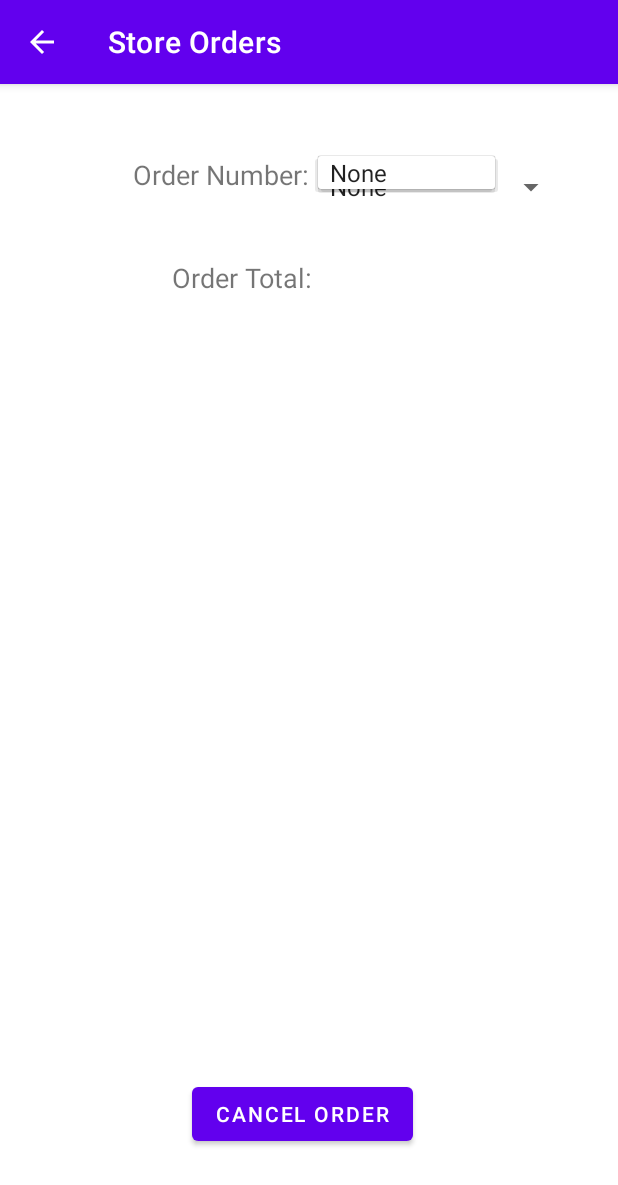
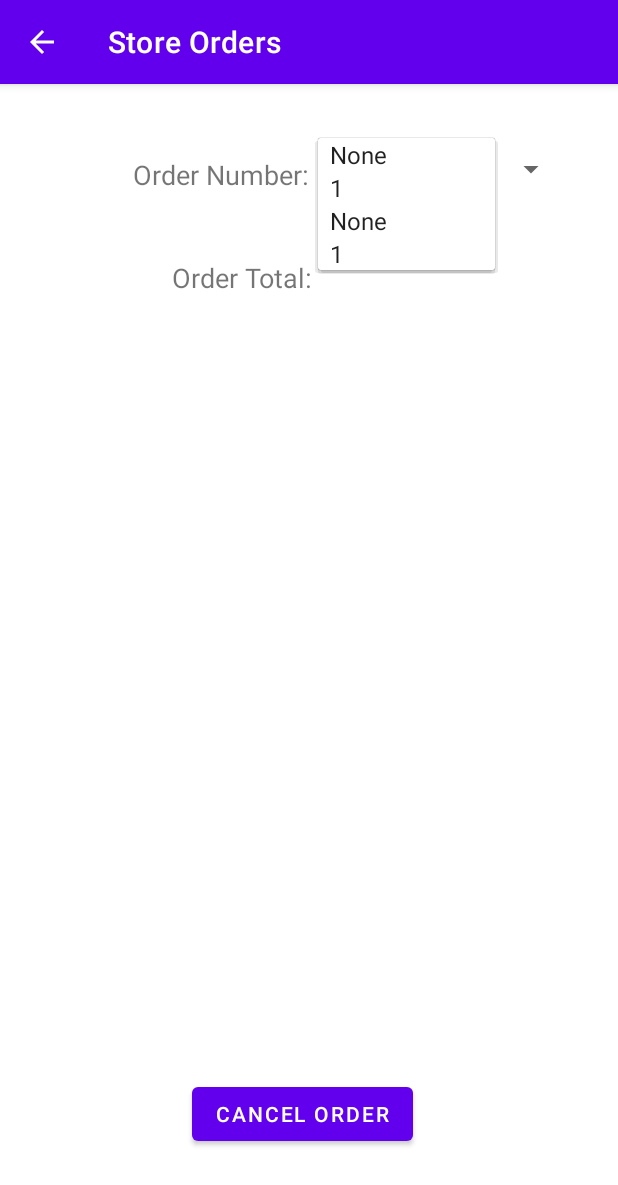
Before and after one commit to yy557/Project5, an Android app: the StoreOrderActivity screen opened directly, with no data from a screen before it, after a tap on "None", on a phone screen of 412 x 824 dp. Shown: the top 1185 px of the screen. Run offline under Robolectric (Android 15) with nearby library versions, the phone set to English and light mode, and no system bars.

Commit message:
Store Order complete

```diff
--- a/app/src/main/java/com/example/project5/StoreOrderActivity.java
+++ b/app/src/main/java/com/example/project5/StoreOrderActivity.java
@@ -1,7 +1,10 @@
 package com.example.project5;
 
 import android.os.Bundle;
+import android.view.View;
+import android.widget.AdapterView;
 import android.widget.ArrayAdapter;
+import android.widget.Button;
 import android.widget.Spinner;
 import android.widget.TextView;
 
@@ -17,7 +20,9 @@ public class StoreOrderActivity extends AppCompatActivity {
     private static final double TAX_RATE = 0.0625;
 
     private static StoreOrders storeOrders = new StoreOrders();
+    private static ArrayList<String> orderNumbers = new ArrayList<String>();
 
+    Button cancelOrder;
     TextView pizzaListView, orderTotal;
     Spinner ordNum;
 
@@ -27,13 +32,65 @@ public class StoreOrderActivity extends AppCompatActivity {
         super.onCreate(savedInstanceState);
         setContentView(R.layout.activity_store_order);
 
+        orderNumbers.add("None");
+
+        //test block
+        Pizza pizza = new Meatzza();
+        pizza.setSize(Size.LARGE);
+        Order ord = new Order();
+        ord.add(pizza);
+        storeOrders.add(ord);
+        orderNumbers.add("1");
+        //end test block
+
+        cancelOrder = findViewById(R.id.cancelOrder);
         pizzaListView = findViewById(R.id.pizzaListView);
         orderTotal = findViewById(R.id.orderTotal);
         ordNum = findViewById(R.id.ordNum);
 
-        ArrayAdapter<CharSequence> adapter=ArrayAdapter.createFromResource(this, R.array.orderNumbers, android.R.layout.simple_spinner_item);
+        ArrayAdapter adapter = new ArrayAdapter(this, android.R.layout.simple_spinner_item, orderNumbers);
         adapter.setDropDownViewResource(android.R.layout.simple_spinner_item);
         ordNum.setAdapter(adapter);
+
+        ordNum.setOnItemSelectedListener(new AdapterView.OnItemSelectedListener() {
+            @Override
+            public void onItemSelected(AdapterView<?> parentView, View selectedItemView, int position, long id) {
+                displayOrderInListView();
+            }
+
+            @Override
+            public void onNothingSelected(AdapterView<?> parentView) {
+                return;
+            }
+        });
+    }
+
+    /**
+     * Adds an Order to the static StoreOrder object
+     * @param order the Order being added
+     */
+    public static void addToOrder(Order order){
+        storeOrders.add(order);
+        orderNumbers.add(Integer.toString(order.getOrderNumber()));
+    }
+
+    /**
+     * Removes an order from the store order
+     */
+    void removeOrder(View v) {
+        String selectedOrder = ordNum.getSelectedItem().toString();
+        if(selectedOrder.equals("None"))
+            return;
+        int orderNumber = Integer.parseInt(selectedOrder);
+        Order obj = null;
+        for(Order ord : storeOrders.getOrders()) {
+            if(ord.getOrderNumber() == orderNumber)
+                obj = ord;
+        }
+        storeOrders.remove(obj);
+        pizzaListView.setText("");
+        orderTotal.setText("");
+        orderNumbers.remove(ordNum.getSelectedItem().toString());
     }
 
     /**
--- a/app/src/main/res/layout/activity_store_order.xml
+++ b/app/src/main/res/layout/activity_store_order.xml
@@ -7,10 +7,11 @@
     tools:context=".StoreOrderActivity">
 
     <Button
-        android:id="@+id/button4"
+        android:id="@+id/cancelOrder"
         android:layout_width="wrap_content"
         android:layout_height="wrap_content"
         android:layout_marginStart="128dp"
+        android:onClick="removeOrder"
         android:text="@string/cancel_order"
         app:layout_constraintBottom_toBottomOf="parent"
         app:layout_constraintStart_toStartOf="parent"
@@ -36,10 +37,11 @@
         android:layout_width="0dp"
         android:layout_height="41dp"
         android:layout_marginStart="212dp"
-        android:layout_marginTop="48dp"
+        android:layout_marginTop="36dp"
         android:layout_marginEnd="34dp"
         android:outlineProvider="none"
         app:layout_constraintEnd_toEndOf="parent"
+        app:layout_constraintHorizontal_bias="1.0"
         app:layout_constraintStart_toEndOf="@+id/textView5"
         app:layout_constraintStart_toStartOf="parent"
         app:layout_constraintTop_toTopOf="parent" />
--- a/app/src/main/res/values/strings.xml
+++ b/app/src/main/res/values/strings.xml
@@ -10,10 +10,10 @@
         <item>New York Build Your Own</item>
         <item>New York Meatzza</item>
     </string-array>
-    <string name="order_numbers">dropDownMenu</string>
-    <string-array name="orderNumbers">
-        <item>None</item>
-    </string-array>
+<!--    <string name="order_numbers">dropDownMenu</string>-->
+<!--    <string-array name="orderNumbers">-->
+<!--        <item>None</item>-->
+<!--    </string-array>-->
     <string name="cancel_order">Cancel Order</string>
     <string name="order_number">Order Number</string>
     <string name="pizza_manager">Pizza Manager</string>
```
